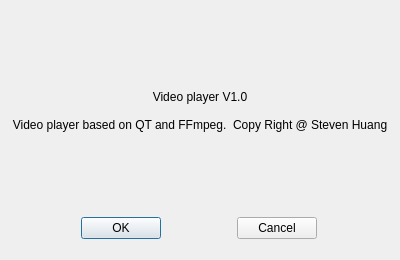
Before: the Qt Designer form src/about.ui in StevenHuang2020/VideoPlayer, drawn with Qt 5.
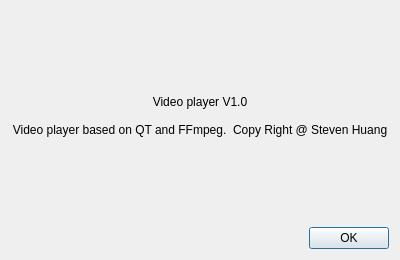
After: the same form once the commit is applied.

The edit to the form file:
```diff
--- a/src/about.ui
+++ b/src/about.ui
@@ -37,7 +37,37 @@
   <property name="modal">
    <bool>true</bool>
   </property>
-  <layout class="QGridLayout" name="gridLayout" rowstretch="8,1,0">
+  <layout class="QGridLayout" name="gridLayout" rowstretch="8,0">
+   <item row="1" column="0" colspan="2">
+    <layout class="QHBoxLayout" name="horizontalLayout">
+     <item>
+      <spacer name="horizontalSpacer">
+       <property name="orientation">
+        <enum>Qt::Horizontal</enum>
+       </property>
+       <property name="sizeHint" stdset="0">
+        <size>
+         <width>40</width>
+         <height>20</height>
+        </size>
+       </property>
+      </spacer>
+     </item>
+     <item>
+      <widget class="QPushButton" name="btn_Ok">
+       <property name="sizePolicy">
+        <sizepolicy hsizetype="Fixed" vsizetype="Fixed">
+         <horstretch>0</horstretch>
+         <verstretch>0</verstretch>
+        </sizepolicy>
+       </property>
+       <property name="text">
+        <string>OK</string>
+       </property>
+      </widget>
+     </item>
+    </layout>
+   </item>
    <item row="0" column="0" colspan="2">
     <widget class="QLabel" name="label">
      <property name="text">
@@ -59,52 +89,6 @@
      </property>
     </widget>
    </item>
-   <item row="1" column="0" colspan="2">
-    <layout class="QHBoxLayout" name="horizontalLayout">
-     <item>
-      <widget class="QPushButton" name="btn_Ok">
-       <property name="sizePolicy">
-        <sizepolicy hsizetype="Fixed" vsizetype="Fixed">
-         <horstretch>0</horstretch>
-         <verstretch>0</verstretch>
-        </sizepolicy>
-       </property>
-       <property name="text">
-        <string>OK</string>
-       </property>
-      </widget>
-     </item>
-     <item>
-      <widget class="QPushButton" name="btn_Cancel">
-       <property name="sizePolicy">
-        <sizepolicy hsizetype="Fixed" vsizetype="Fixed">
-         <horstretch>0</horstretch>
-         <verstretch>0</verstretch>
-        </sizepolicy>
-       </property>
-       <property name="text">
-        <string>Cancel</string>
-       </property>
-      </widget>
-     </item>
-    </layout>
-   </item>
-   <item row="2" column="0" colspan="2">
-    <spacer name="verticalSpacer">
-     <property name="orientation">
-      <enum>Qt::Vertical</enum>
-     </property>
-     <property name="sizeType">
-      <enum>QSizePolicy::Fixed</enum>
-     </property>
-     <property name="sizeHint" stdset="0">
-      <size>
-       <width>20</width>
-       <height>10</height>
-      </size>
-     </property>
-    </spacer>
-   </item>
   </layout>
  </widget>
  <layoutdefault spacing="6" margin="11"/>
```
Left out of the diff: 19 changed lines with no effect on the pictures.
